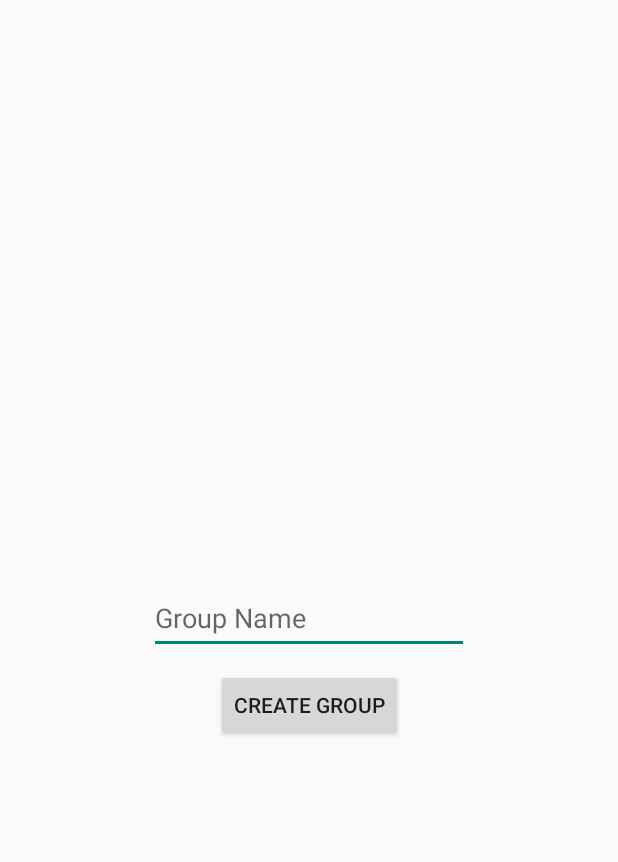
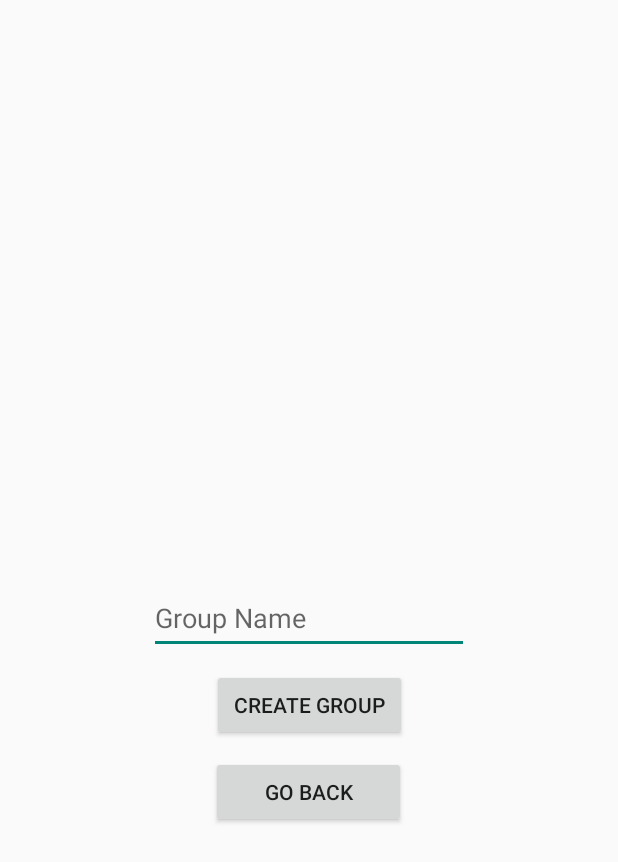
Before and after one commit to MarkXVI/BikeTracker, an Android app: the layout fragment_create_group.xml on its own in the app's theme, with its tools: preview values and no code run, on a phone screen of 412 x 824 dp. Shown: the top 862 px of the screen. Run offline under Robolectric (Android 15) with nearby library versions, the light colour scheme and no system bars.

Commit message:
Back options Added buttons in groups/devices to be able to go back to the previous fragment

```diff
--- a/app/src/main/res/layout/fragment_create_group.xml
+++ b/app/src/main/res/layout/fragment_create_group.xml
@@ -25,8 +25,21 @@
         android:layout_width="wrap_content"
         android:layout_height="wrap_content"
         android:layout_marginTop="10dp"
+        android:width="130dp"
         android:text="@string/createGroup"
         app:layout_constraintEnd_toEndOf="parent"
         app:layout_constraintStart_toStartOf="parent"
         app:layout_constraintTop_toBottomOf="@+id/editTextCreateGroupName" />
+
+    <Button
+        android:id="@+id/buttonCreateGroupBack"
+        android:layout_width="wrap_content"
+        android:layout_height="wrap_content"
+        android:layout_marginTop="10dp"
+        android:width="130dp"
+        android:text="@string/backButton"
+        app:layout_constraintEnd_toEndOf="parent"
+        app:layout_constraintHorizontal_bias="0.498"
+        app:layout_constraintStart_toStartOf="parent"
+        app:layout_constraintTop_toBottomOf="@+id/buttonCreateGroup" />
 </androidx.constraintlayout.widget.ConstraintLayout>
--- a/app/src/main/res/values/strings.xml
+++ b/app/src/main/res/values/strings.xml
@@ -40,4 +40,5 @@
     <string name="done">Done</string>
     <string name="delete_device">Delete Device</string>
     <string name="myLocationDescription">Center device GPS location on map</string>
+    <string name="backButton">Go Back</string>
 </resources>
```
Also changed, not shown: app/src/main/java/com/example/biketracker/UI/device/CreateDeviceFragment.java (+11 -0 lines), app/src/main/java/com/example/biketracker/UI/device/DevicesFragment.java (+11 -0 lines), app/src/main/java/com/example/biketracker/UI/group/CreateGroupFragment.java (+10 -1 lines), app/src/main/res/layout/fragment_create_device.xml (+12 -0 lines), app/src/main/res/layout/fragment_devices.xml (+11 -0 lines).
